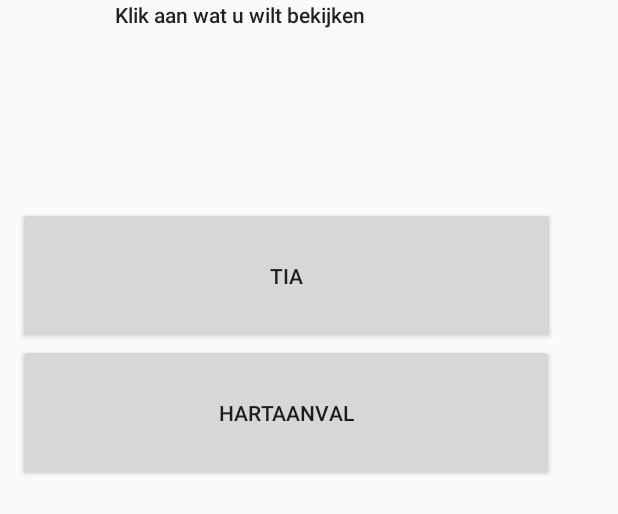
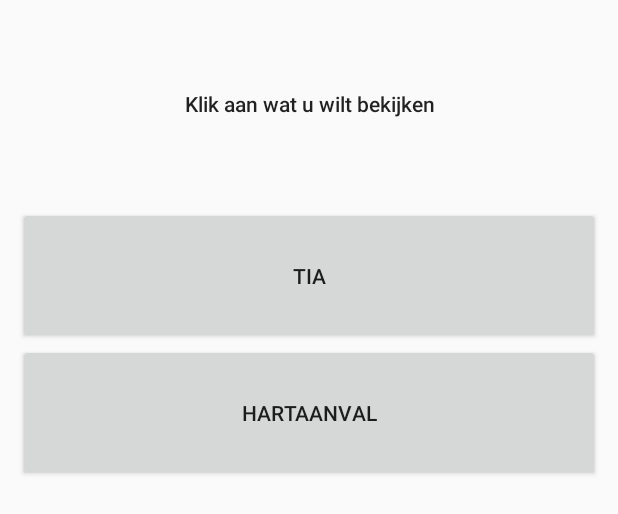
Before and after one commit to NataliaKuz/StudentProject, an Android app: the layout activity_diagnostics.xml on its own in the app's theme, with its tools: preview values and no code run, on a phone screen of 412 x 824 dp. Shown: the top 514 px of the screen. Run offline under Robolectric (Android 15) with nearby library versions, the phone set to English and light mode, and no system bars.

Commit message:
Adjusting acitivity_diagnostic

```diff
--- a/Source/PatientHelper/app/src/main/res/layout/activity_diagnostics.xml
+++ b/Source/PatientHelper/app/src/main/res/layout/activity_diagnostics.xml
@@ -9,34 +9,30 @@
     android:baselineAligned="false">
 
     <TextView
-        android:text="                        Klik aan wat u wilt bekijken"
+        android:text="Klik aan wat u wilt bekijken"
         android:layout_width="match_parent"
         android:layout_height="0dp"
         android:id="@+id/KlikAan"
-        tools:text="                       Klik aan wat u wilt bekijken"
+        android:gravity="center"
         android:layout_weight="0.19"
         android:textAppearance="@style/TextAppearance.AppCompat.Body2" />
 
     <Button
-        android:text="Button"
-        android:layout_width="358dp"
+        android:text="TIA"
+        android:layout_width="match_parent"
         android:layout_height="wrap_content"
         android:id="@+id/ButtonTia"
-        tools:text="TIA"
-        android:elevation="0dp"
-        android:layout_alignParentStart="true"
         android:layout_marginStart="12dp"
+        android:layout_marginEnd="12dp"
         android:layout_weight="0.06" />
 
     <Button
-        android:text="Button"
-        android:layout_width="357dp"
+        android:text="Hartaanval"
+        android:layout_width="match_parent"
         android:layout_height="wrap_content"
         android:id="@+id/ButtonHeartAttack"
-        tools:text="Hartaanval"
-        android:elevation="12dp"
-        android:layout_alignParentStart="true"
         android:layout_marginStart="12dp"
+        android:layout_marginEnd="12dp"
         android:layout_weight="0.06" />
 
 </LinearLayout>
```
